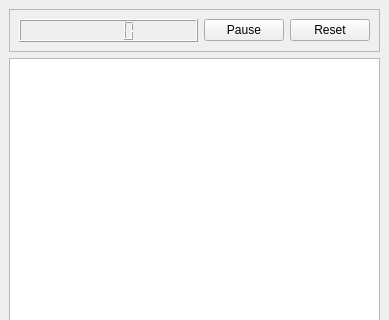
Qt form resources/views/MainWindow.ui (namuan/task-rider) before a commit; both pictures show x 0 to 389 and y 0 to 320 of the 389 by 818 pixel window.
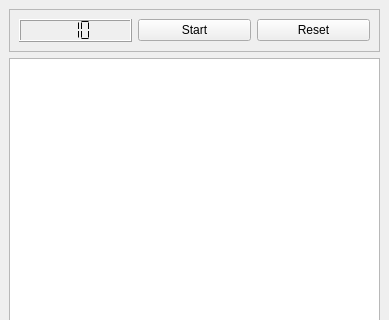
The same form after that commit.

Commit message: Manage timer button state and set default timer value

```diff
--- a/resources/views/MainWindow.ui
+++ b/resources/views/MainWindow.ui
@@ -28,16 +28,30 @@
         <widget class="QLCDNumber" name="lblTimer">
          <property name="sizePolicy">
           <sizepolicy hsizetype="Minimum" vsizetype="Minimum">
-           <horstretch>1</horstretch>
+           <horstretch>0</horstretch>
            <verstretch>0</verstretch>
           </sizepolicy>
          </property>
+         <property name="font">
+          <font>
+           <pointsize>20</pointsize>
+          </font>
+         </property>
+         <property name="digitCount">
+          <number>3</number>
+         </property>
+         <property name="segmentStyle">
+          <enum>QLCDNumber::Flat</enum>
+         </property>
+         <property name="intValue" stdset="0">
+          <number>10</number>
+         </property>
         </widget>
        </item>
        <item>
         <widget class="QPushButton" name="btnPause">
          <property name="text">
-          <string>Pause</string>
+          <string>Start</string>
          </property>
         </widget>
        </item>
```
Left out of the diff: 6 changed lines with no effect on the pictures. The commit also changes 5 other files.
